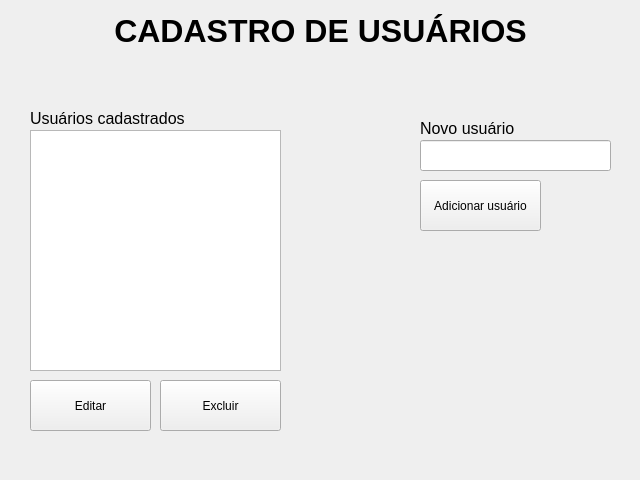
First picture: the form in screen/ui_designer/screen_resumo_livro.ui, repository mateusmoratelli/MinhaBiblioteca, before the edit.
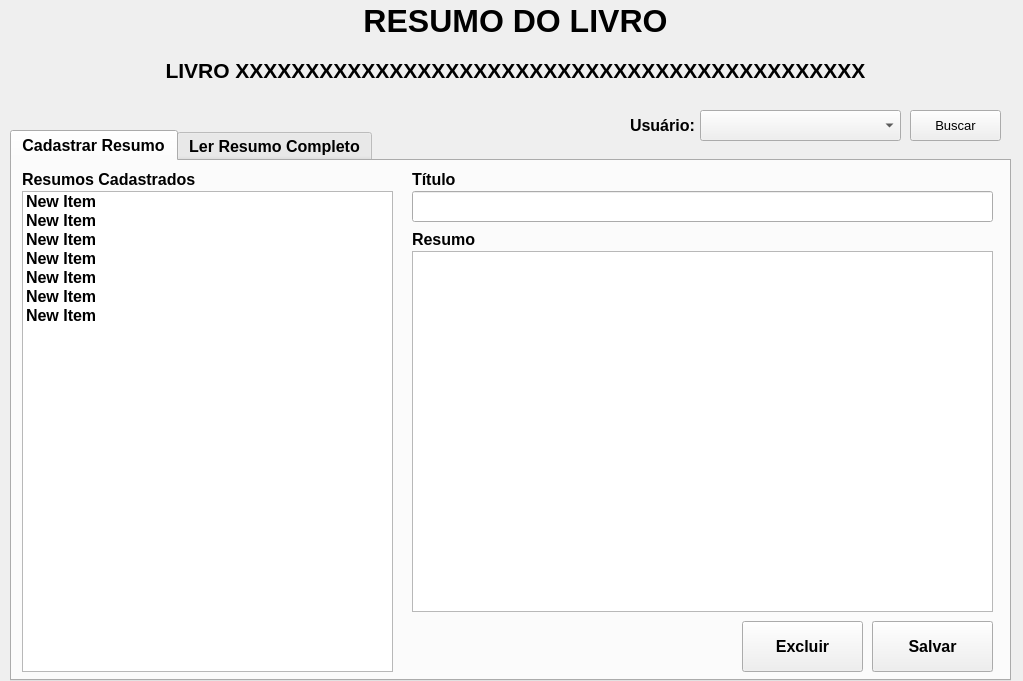
Second picture: the form after the edit. Icons and pictures are not drawn.

Commit message: resumo do livro

```diff
--- a/screen/ui_designer/screen_resumo_livro.ui
+++ b/screen/ui_designer/screen_resumo_livro.ui
@@ -9,25 +9,19 @@
    <rect>
     <x>0</x>
     <y>0</y>
-    <width>640</width>
-    <height>480</height>
+    <width>1023</width>
+    <height>681</height>
    </rect>
   </property>
-  <property name="maximumSize">
-   <size>
-    <width>640</width>
-    <height>480</height>
-   </size>
-  </property>
   <property name="windowTitle">
    <string>Form</string>
   </property>
   <widget class="QLabel" name="label">
    <property name="geometry">
     <rect>
-     <x>20</x>
-     <y>10</y>
-     <width>601</width>
+     <x>10</x>
+     <y>0</y>
+     <width>1011</width>
      <height>41</height>
     </rect>
    </property>
@@ -39,110 +33,343 @@
     </font>
    </property>
    <property name="text">
-    <string>CADASTRO DE USUÁRIOS</string>
+    <string>RESUMO DO LIVRO</string>
    </property>
    <property name="alignment">
     <set>Qt::AlignCenter</set>
    </property>
   </widget>
-  <widget class="QListWidget" name="lstUser">
+  <widget class="QTabWidget" name="Titiulo">
    <property name="geometry">
     <rect>
-     <x>30</x>
+     <x>10</x>
      <y>130</y>
-     <width>251</width>
-     <height>241</height>
+     <width>1001</width>
+     <height>551</height>
     </rect>
    </property>
-  </widget>
-  <widget class="QPushButton" name="btAdicionarUsuario">
-   <property name="geometry">
-    <rect>
-     <x>420</x>
-     <y>180</y>
-     <width>121</width>
-     <height>51</height>
-    </rect>
+   <property name="font">
+    <font>
+     <pointsize>12</pointsize>
+     <weight>75</weight>
+     <bold>true</bold>
+    </font>
    </property>
-   <property name="text">
-    <string>Adicionar usuário</string>
+   <property name="currentIndex">
+    <number>0</number>
    </property>
+   <widget class="QWidget" name="tab">
+    <attribute name="title">
+     <string>Cadastrar Resumo</string>
+    </attribute>
+    <widget class="QPushButton" name="btExcluir">
+     <property name="geometry">
+      <rect>
+       <x>730</x>
+       <y>460</y>
+       <width>121</width>
+       <height>51</height>
+      </rect>
+     </property>
+     <property name="focusPolicy">
+      <enum>Qt::StrongFocus</enum>
+     </property>
+     <property name="text">
+      <string>Excluir</string>
+     </property>
+     <property name="icon">
+      <iconset>
+       <normaloff>../../resources/icons/delete_forever_16dp_BB271A.png</normaloff>../../resources/icons/delete_forever_16dp_BB271A.png</iconset>
+     </property>
+     <property name="iconSize">
+      <size>
+       <width>24</width>
+       <height>24</height>
+      </size>
+     </property>
+    </widget>
+    <widget class="QPushButton" name="btSalvar">
+     <property name="geometry">
+      <rect>
+       <x>860</x>
+       <y>460</y>
+       <width>121</width>
+       <height>51</height>
+      </rect>
+     </property>
+     <property name="autoFillBackground">
+      <bool>true</bool>
+     </property>
+     <property name="text">
+      <string>Salvar</string>
+     </property>
+     <property name="icon">
+      <iconset>
+       <normaloff>../../resources/icons/save_16dp_48752C.png</normaloff>../../resources/icons/save_16dp_48752C.png</iconset>
+     </property>
+     <property name="iconSize">
+      <size>
+       <width>24</width>
+       <height>24</height>
+      </size>
+     </property>
+    </widget>
+    <widget class="QLabel" name="label_5">
+     <property name="geometry">
+      <rect>
+       <x>400</x>
+       <y>10</y>
+       <width>241</width>
+       <height>16</height>
+      </rect>
+     </property>
+     <property name="font">
+      <font>
+       <pointsize>12</pointsize>
+       <weight>75</weight>
+       <bold>true</bold>
+      </font>
+     </property>
+     <property name="text">
+      <string>Título</string>
+     </property>
+    </widget>
+    <widget class="QLabel" name="label_3">
+     <property name="geometry">
+      <rect>
+       <x>10</x>
+       <y>10</y>
+       <width>241</width>
+       <height>16</height>
+      </rect>
+     </property>
+     <property name="font">
+      <font>
+       <pointsize>12</pointsize>
+       <weight>75</weight>
+       <bold>true</bold>
+      </font>
+     </property>
+     <property name="text">
+      <string>Resumos Cadastrados</string>
+     </property>
+    </widget>
+    <widget class="QLabel" name="label_6">
+     <property name="geometry">
+      <rect>
+       <x>400</x>
+       <y>70</y>
+       <width>241</width>
+       <height>16</height>
+      </rect>
+     </property>
+     <property name="font">
+      <font>
+       <pointsize>12</pointsize>
+       <weight>75</weight>
+       <bold>true</bold>
+      </font>
+     </property>
+     <property name="text">
+      <string>Resumo</string>
+     </property>
+    </widget>
+    <widget class="QListWidget" name="lstResumos">
+     <property name="geometry">
+      <rect>
+       <x>10</x>
+       <y>30</y>
+       <width>371</width>
+       <height>481</height>
+      </rect>
+     </property>
+     <item>
+      <property name="text">
+       <string>New Item</string>
+      </property>
+     </item>
+     <item>
+      <property name="text">
+       <string>New Item</string>
+      </property>
+     </item>
+     <item>
+      <property name="text">
+       <string>New Item</string>
+      </property>
+     </item>
+     <item>
+      <property name="text">
+       <string>New Item</string>
+      </property>
+     </item>
+     <item>
+      <property name="text">
+       <string>New Item</string>
+      </property>
+     </item>
+     <item>
+      <property name="text">
+       <string>New Item</string>
+      </property>
+     </item>
+     <item>
+      <property name="text">
+       <string>New Item</string>
+      </property>
+     </item>
+    </widget>
+    <widget class="QLineEdit" name="txtTituloResumo">
+     <property name="geometry">
+      <rect>
+       <x>400</x>
+       <y>30</y>
+       <width>581</width>
+       <height>31</height>
+      </rect>
+     </property>
+     <property name="font">
+      <font>
+       <pointsize>12</pointsize>
+       <weight>75</weight>
+       <bold>true</bold>
+      </font>
+     </property>
+    </widget>
+    <widget class="QTextEdit" name="txtResumo">
+     <property name="geometry">
+      <rect>
+       <x>400</x>
+       <y>90</y>
+       <width>581</width>
+       <height>361</height>
+      </rect>
+     </property>
+     <property name="markdown">
+      <string/>
+     </property>
+    </widget>
+   </widget>
+   <widget class="QWidget" name="tab_2">
+    <attribute name="title">
+     <string>Ler Resumo Completo</string>
+    </attribute>
+    <widget class="QTextBrowser" name="textBrowser">
+     <property name="geometry">
+      <rect>
+       <x>10</x>
+       <y>10</y>
+       <width>971</width>
+       <height>491</height>
+      </rect>
+     </property>
+     <property name="html">
+      <string>&lt;!DOCTYPE HTML PUBLIC &quot;-//W3C//DTD HTML 4.0//EN&quot; &quot;http://www.w3.org/TR/REC-html40/strict.dtd&quot;&gt;
+&lt;html&gt;&lt;head&gt;&lt;meta name=&quot;qrichtext&quot; content=&quot;1&quot; /&gt;&lt;title&gt;Resumo do Livro&lt;/title&gt;&lt;style type=&quot;text/css&quot;&gt;
+p, li { white-space: pre-wrap; }
+&lt;/style&gt;&lt;/head&gt;&lt;body style=&quot; font-family:'MS Shell Dlg 2'; font-size:12pt; font-weight:600; font-style:normal;&quot;&gt;
+&lt;h1 style=&quot; margin-top:18px; margin-bottom:12px; margin-left:0px; margin-right:0px; -qt-block-indent:0; text-indent:0px;&quot;&gt;&lt;span style=&quot; font-size:xx-large;&quot;&gt;Resumo de &amp;quot;O Alquimista&amp;quot; &lt;/span&gt;&lt;/h1&gt;
+&lt;h2 style=&quot; margin-top:16px; margin-bottom:12px; margin-left:0px; margin-right:0px; -qt-block-indent:0; text-indent:0px;&quot;&gt;&lt;span style=&quot; font-size:x-large;&quot;&gt;Autor &lt;/span&gt;&lt;/h2&gt;
+&lt;p style=&quot; margin-top:12px; margin-bottom:12px; margin-left:0px; margin-right:0px; -qt-block-indent:0; text-indent:0px;&quot;&gt;Paulo Coelho &lt;/p&gt;
+&lt;h2 style=&quot; margin-top:16px; margin-bottom:12px; margin-left:0px; margin-right:0px; -qt-block-indent:0; text-indent:0px;&quot;&gt;&lt;span style=&quot; font-size:x-large;&quot;&gt;Resumo &lt;/span&gt;&lt;/h2&gt;
+&lt;p style=&quot; margin-top:12px; margin-bottom:12px; margin-left:0px; margin-right:0px; -qt-block-indent:0; text-indent:0px;&quot;&gt;Santiago é um jovem pastor da Andaluzia que tem um sonho recorrente sobre um tesouro escondido nas Pirâmides do Egito. Após encontrar uma velha misteriosa e um rei que o incentiva a seguir seu destino, Santiago vende tudo o que possui e embarca em uma jornada que mudará sua vida para sempre. No caminho, ele encontra desafios, conhece pessoas inspiradoras e aprende valiosas lições sobre a vida, o amor e o propósito. &lt;/p&gt;
+&lt;p style=&quot; margin-top:12px; margin-bottom:12px; margin-left:0px; margin-right:0px; -qt-block-indent:0; text-indent:0px;&quot;&gt;A jornada de Santiago simboliza a busca do ser humano por realização pessoal e espiritual. Cada etapa de sua viagem revela algo sobre si mesmo e sobre a conexão entre os seres humanos e o universo. &lt;/p&gt;
+&lt;h2 style=&quot; margin-top:16px; margin-bottom:12px; margin-left:0px; margin-right:0px; -qt-block-indent:0; text-indent:0px;&quot;&gt;&lt;span style=&quot; font-size:x-large;&quot;&gt;Principais lições &lt;/span&gt;&lt;/h2&gt;
+&lt;ul style=&quot;margin-top: 0px; margin-bottom: 0px; margin-left: 0px; margin-right: 0px; -qt-list-indent: 1;&quot;&gt;&lt;li style=&quot;&quot; style=&quot; margin-top:12px; margin-bottom:0px; margin-left:0px; margin-right:0px; -qt-block-indent:0; text-indent:0px;&quot;&gt;Escute seu coração: As respostas para os maiores mistérios da vida estão dentro de você. &lt;/li&gt;
+&lt;li style=&quot;&quot; style=&quot; margin-top:0px; margin-bottom:0px; margin-left:0px; margin-right:0px; -qt-block-indent:0; text-indent:0px;&quot;&gt;O poder dos sonhos: Nunca ignore a força de um sonho verdadeiro. &lt;/li&gt;
+&lt;li style=&quot;&quot; style=&quot; margin-top:0px; margin-bottom:0px; margin-left:0px; margin-right:0px; -qt-block-indent:0; text-indent:0px;&quot;&gt;A jornada é importante: As lições aprendidas ao longo do caminho são tão valiosas quanto o destino final. &lt;/li&gt;
+&lt;li style=&quot;&quot; style=&quot; margin-top:0px; margin-bottom:0px; margin-left:0px; margin-right:0px; -qt-block-indent:0; text-indent:0px;&quot;&gt;Conexão com o universo: O universo conspira para ajudar aqueles que buscam cumprir seu propósito. &lt;/li&gt;
+&lt;li style=&quot;&quot; style=&quot; margin-top:0px; margin-bottom:12px; margin-left:0px; margin-right:0px; -qt-block-indent:0; text-indent:0px;&quot;&gt;O amor verdadeiro: Não impede, mas encoraja a busca pelos seus sonhos. &lt;/li&gt;&lt;/ul&gt;
+&lt;h2 style=&quot; margin-top:16px; margin-bottom:12px; margin-left:0px; margin-right:0px; -qt-block-indent:0; text-indent:0px;&quot;&gt;&lt;span style=&quot; font-size:x-large;&quot;&gt;Mais detalhes &lt;/span&gt;&lt;/h2&gt;
+&lt;p style=&quot; margin-top:12px; margin-bottom:12px; margin-left:0px; margin-right:0px; -qt-block-indent:0; text-indent:0px;&quot;&gt;Santiago encontra várias pessoas durante sua viagem, cada uma representando um obstáculo ou aprendizado importante. Entre elas, o alquimista que lhe ensina a linguagem do mundo e o poder de seguir seus instintos. Apesar das dificuldades, como ser roubado ou duvidar de sua jornada, ele persiste e finalmente encontra o tesouro em um lugar inesperado. A verdadeira descoberta, no entanto, é sua transformação pe &lt;/p&gt;&lt;/body&gt;&lt;/html&gt;</string>
+     </property>
+    </widget>
+   </widget>
   </widget>
-  <widget class="QLineEdit" name="txtNovoUsuario">
+  <widget class="QLabel" name="lbTituloLivro">
    <property name="geometry">
     <rect>
-     <x>420</x>
-     <y>140</y>
-     <width>191</width>
-     <height>31</height>
+     <x>10</x>
+     <y>50</y>
+     <width>1011</width>
+     <height>41</height>
     </rect>
    </property>
    <property name="font">
     <font>
-     <pointsize>12</pointsize>
+     <pointsize>16</pointsize>
+     <weight>75</weight>
+     <bold>true</bold>
     </font>
    </property>
+   <property name="text">
+    <string>LIVRO XXXXXXXXXXXXXXXXXXXXXXXXXXXXXXXXXXXXXXXXXXXXX</string>
+   </property>
+   <property name="alignment">
+    <set>Qt::AlignCenter</set>
+   </property>
   </widget>
   <widget class="QLabel" name="label_2">
    <property name="geometry">
     <rect>
-     <x>420</x>
-     <y>120</y>
-     <width>121</width>
+     <x>630</x>
+     <y>117</y>
+     <width>71</width>
      <height>16</height>
     </rect>
    </property>
    <property name="font">
     <font>
      <pointsize>12</pointsize>
+     <weight>75</weight>
+     <bold>true</bold>
     </font>
    </property>
    <property name="text">
-    <string>Novo usuário</string>
+    <string>Usuário:</string>
    </property>
   </widget>
-  <widget class="QLabel" name="label_3">
+  <widget class="QComboBox" name="cbUsuario">
    <property name="geometry">
     <rect>
-     <x>30</x>
+     <x>700</x>
      <y>110</y>
-     <width>171</width>
-     <height>16</height>
+     <width>201</width>
+     <height>31</height>
     </rect>
    </property>
    <property name="font">
     <font>
-     <pointsize>12</pointsize>
+     <pointsize>10</pointsize>
     </font>
    </property>
-   <property name="text">
-    <string>Usuários cadastrados</string>
-   </property>
   </widget>
   <widget class="QPushButton" name="btExcluirUsuario">
    <property name="geometry">
     <rect>
-     <x>160</x>
-     <y>380</y>
-     <width>121</width>
-     <height>51</height>
+     <x>910</x>
+     <y>110</y>
+     <width>91</width>
+     <height>31</height>
     </rect>
    </property>
+   <property name="font">
+    <font>
+     <pointsize>10</pointsize>
+    </font>
+   </property>
    <property name="text">
-    <string>Excluir</string>
+    <string>Buscar</string>
    </property>
-  </widget>
-  <widget class="QPushButton" name="btEditarUsuario">
-   <property name="geometry">
-    <rect>
-     <x>30</x>
-     <y>380</y>
-     <width>121</width>
-     <height>51</height>
-    </rect>
+   <property name="icon">
+    <iconset>
+     <normaloff>../../resources/icons/search_24dp_5F6368.png</normaloff>../../resources/icons/search_24dp_5F6368.png</iconset>
    </property>
-   <property name="text">
-    <string>Editar</string>
+   <property name="iconSize">
+    <size>
+     <width>24</width>
+     <height>24</height>
+    </size>
    </property>
   </widget>
  </widget>
```
Left out of the diff: 7 changed lines with no effect on the pictures. The commit also changes 12 other files.
